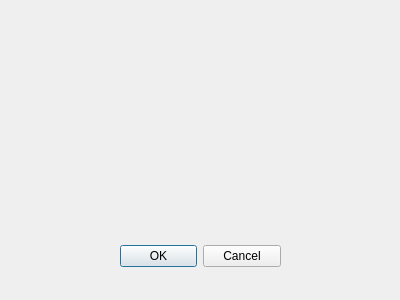
Qt form playernamesdialog.ui (SSharroufna/CardMatchingGame) before a commit.
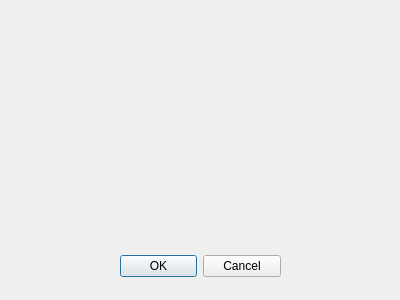
The same form after that commit.

Diff of the .ui file:
```diff
--- a/playernamesdialog.ui
+++ b/playernamesdialog.ui
@@ -17,7 +17,7 @@
    <property name="geometry">
     <rect>
      <x>120</x>
-     <y>240</y>
+     <y>250</y>
      <width>161</width>
      <height>32</height>
     </rect>
@@ -33,9 +33,9 @@
    <property name="geometry">
     <rect>
      <x>99</x>
-     <y>80</y>
+     <y>60</y>
      <width>201</width>
-     <height>111</height>
+     <height>181</height>
     </rect>
    </property>
    <layout class="QVBoxLayout" name="verticalLayout_2"/>
```
